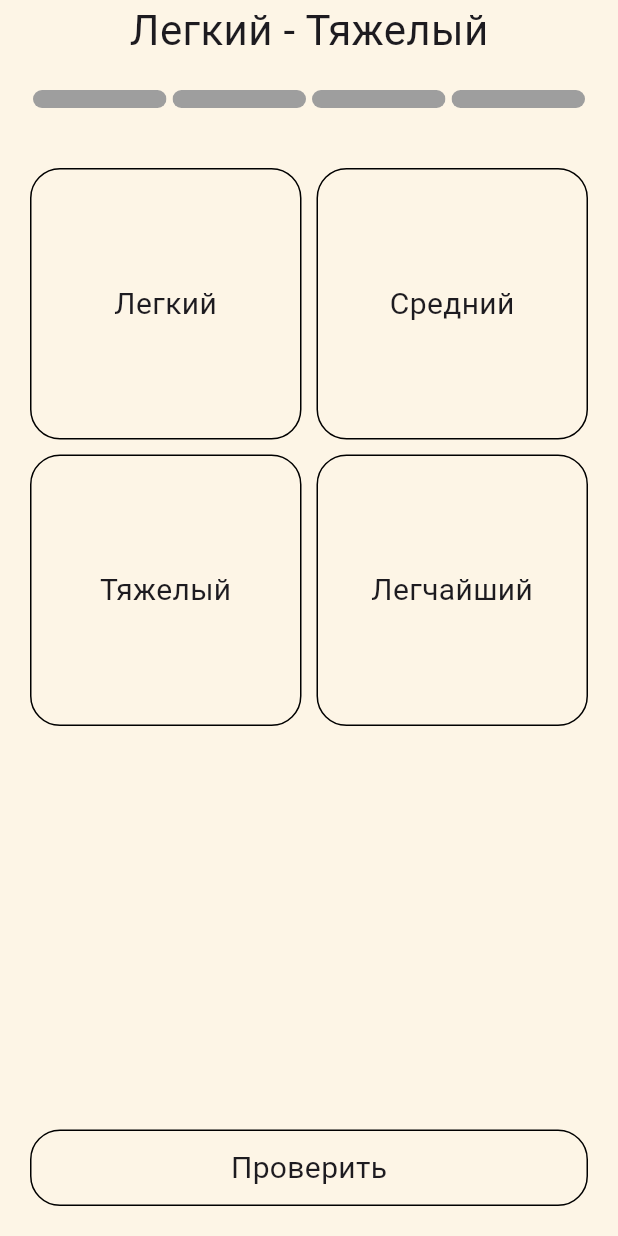
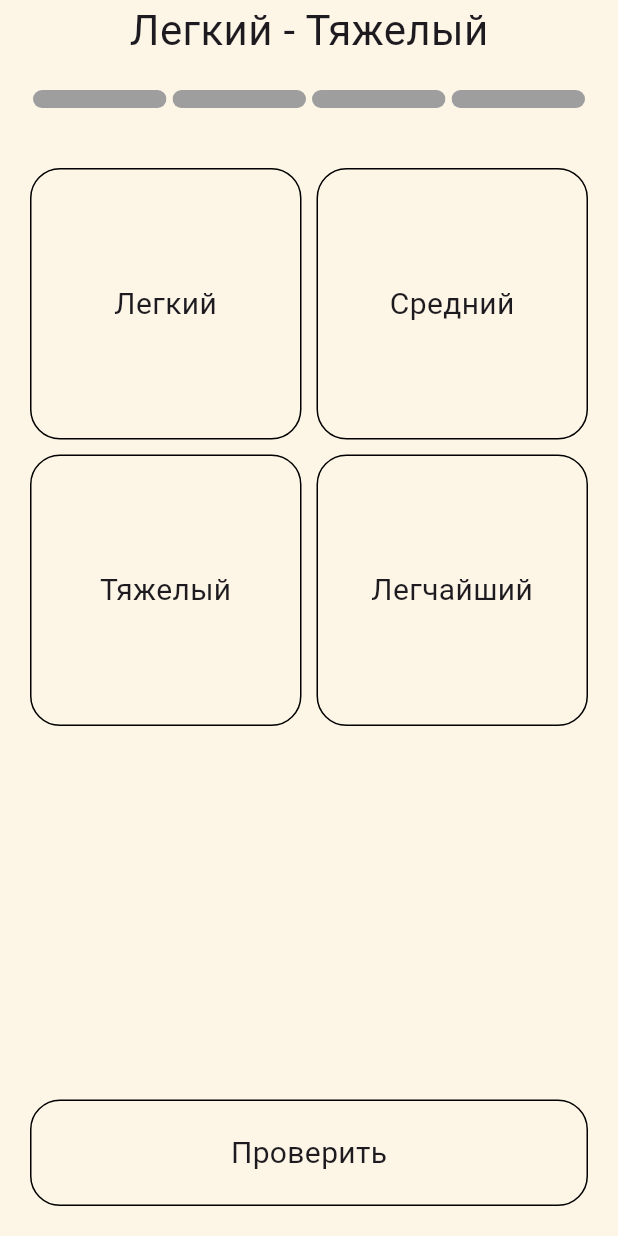
Before and after one commit to nikolay-potehin/umnyashka, a Flutter app: the screen it shows after launch, after a tap on the "play arrow" icon, on a phone screen of 412 x 824 dp. Run offline on Flutter 3.47's test engine with Material 3 defaults, Android fonts, the phone set to English and light mode, and no system bars; drawn by our look-alikes of step_progress_indicator; our stand-ins replace get, just_audio.

```diff
--- a/lib/core/constants/enums/voices.dart
+++ b/lib/core/constants/enums/voices.dart
@@ -11,10 +11,11 @@ enum Voices {
   pick_narrowest,
   pick_widest,
   very_good,
+  try_again,
 }
 
 extension Voiceover on Voices {
-  String get assetName => 'assets/sounds/$name.mp3';
+  String get assetName => 'assets/voices/$name.mp3';
 
   void sound() => Get.find<SoundsService>().playVoice(this);
 }
--- a/lib/data/services/lessons.dart
+++ b/lib/data/services/lessons.dart
@@ -10,9 +10,9 @@ class LessonsService extends GetxService {
     Lesson(
       tasks: [
         PickOneTask(['Легкий', 'Средний', 'Тяжелый', 'Легчайший'], 2, voice: Voices.pick_heaviest),
-        PickOneTask(['Легчайший', 'Тяжелый', 'Средний', 'Легкий'], 1, voice: Voices.pick_heaviest),
+        PickOneTask(['Легчайший', 'Тяжелый', 'Средний', 'Легкий'], 0, voice: Voices.pick_lightest),
         PickOneTask(['Легкий', 'Средний', 'Легчайший', 'Тяжелый'], 3, voice: Voices.pick_heaviest),
-        PickOneTask(['Тяжелый', 'Легчайший', 'Средний', 'Легкий'], 0, voice: Voices.pick_heaviest),
+        PickOneTask(['Тяжелый', 'Легчайший', 'Средний', 'Легкий'], 1, voice: Voices.pick_lightest),
       ],
       view: UCardData(
         title: 'Легкий - Тяжелый',
@@ -22,9 +22,11 @@ class LessonsService extends GetxService {
     ),
     Lesson(
       tasks: [
-        PickOneTask(['Маленький', 'Средний', 'Большой', 'Огромный'], 0),
-        PickOneTask(['Огромный', 'Большой', 'Средний', 'Маленький'], 3),
-        PickOneTask(['Огромный', 'Средний', 'Маленькмй', 'Большой'], 2),
+        PickOneTask(['Маленький', 'Средний', 'Большой', 'Огромный'], 0,
+            voice: Voices.pick_smallest),
+        PickOneTask(['Огромный', 'Большой', 'Средний', 'Маленький'], 0, voice: Voices.pick_biggest),
+        PickOneTask(['Огромный', 'Средний', 'Маленькмй', 'Большой'], 2,
+            voice: Voices.pick_smallest),
       ],
       view: UCardData(
         title: 'Маленький - Большой',
@@ -34,8 +36,10 @@ class LessonsService extends GetxService {
     ),
     Lesson(
       tasks: [
-        PickOneTask(['Узкий', 'Самый узкий', 'Широкий', 'Широченный'], 1),
-        PickOneTask(['Средний', 'Широкий', 'Просто Узкий', 'Очень узкий'], 3),
+        PickOneTask(['Узкий', 'Самый узкий', 'Широкий', 'Широченный'], 1,
+            voice: Voices.pick_narrowest),
+        PickOneTask(['Средний', 'Широкий', 'Просто Узкий', 'Очень узкий'], 1,
+            voice: Voices.pick_widest),
       ],
       view: UCardData(
         title: 'Узкий - Широкий',
--- a/lib/widgets/button.dart
+++ b/lib/widgets/button.dart
@@ -22,7 +22,7 @@ class UButton extends StatelessWidget {
       child: Container(
         width: width ?? double.infinity,
         margin: margin,
-        padding: const EdgeInsets.symmetric(horizontal: 20, vertical: 10),
+        padding: const EdgeInsets.symmetric(horizontal: 20, vertical: 20),
         decoration: UDecorations.outline,
         child: Center(child: child),
       ),
--- a/pubspec.yaml
+++ b/pubspec.yaml
@@ -63,6 +63,7 @@ flutter:
 
   assets:
     - assets/sounds/
+    - assets/voices/
 
   # An image asset can refer to one or more resolution-specific "variants", see
   # https://flutter.dev/assets-and-images/#resolution-aware
```
Also changed, not shown: lib/modules/lessons/pick_one/controller.dart (+10 -4 lines), 11 other files.
